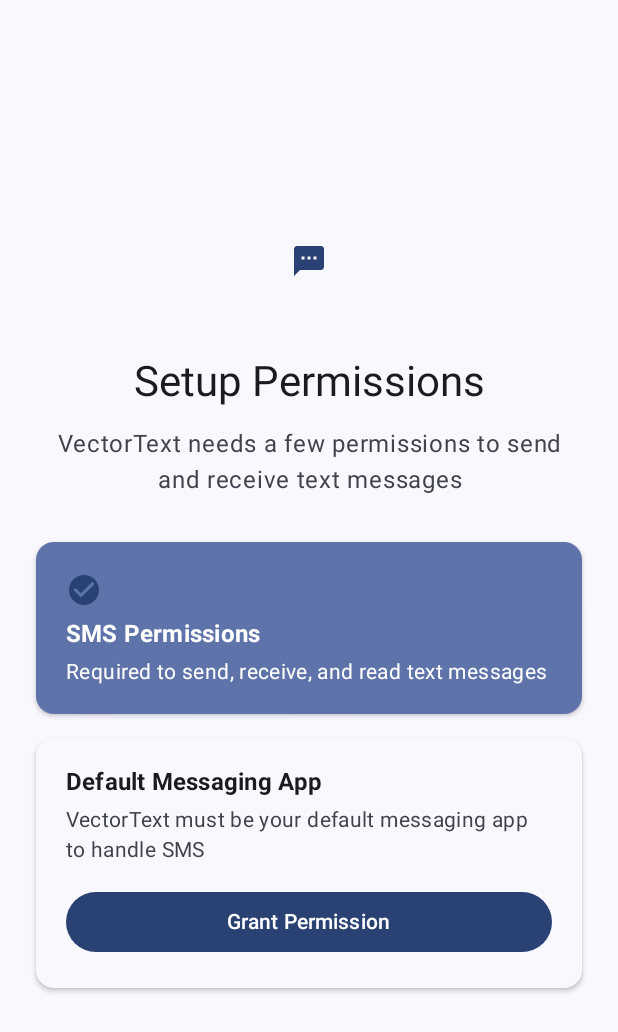
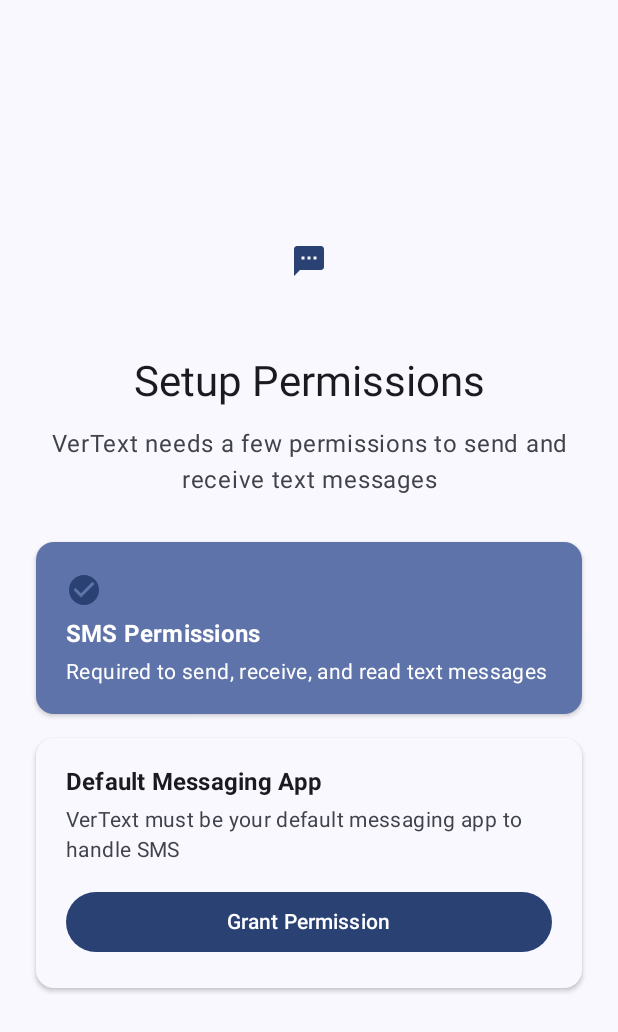
Before and after one commit to scottgl9/android-vectortext, an Android app built with Jetpack Compose: the screen it shows after launch (MainActivity), on a phone screen of 412 x 824 dp. Shown: the top 1032 px of the screen. Run offline under Robolectric (Android 15) with nearby library versions, the phone set to English and light mode, and no system bars; our stand-ins replace Dagger/Hilt's generated code, Room's generated code, Timber.

```diff
--- a/app/src/main/res/values/strings.xml
+++ b/app/src/main/res/values/strings.xml
@@ -1,6 +1,6 @@
 <?xml version="1.0" encoding="utf-8"?>
 <resources>
-    <string name="app_name">VectorText</string>
+    <string name="app_name">VerText</string>
 
     <!-- Main Screen -->
     <string name="conversations">Conversations</string>
@@ -26,17 +26,17 @@
 
     <!-- Permissions -->
     <string name="sms_permission_required">SMS permission required</string>
-    <string name="sms_permission_rationale">VectorText needs SMS permissions to send and receive messages</string>
+    <string name="sms_permission_rationale">VerText needs SMS permissions to send and receive messages</string>
     <string name="grant_permission">Grant Permission</string>
     <string name="default_sms_app_required">Set as default messaging app</string>
-    <string name="default_sms_app_rationale">VectorText needs to be your default messaging app to function properly</string>
+    <string name="default_sms_app_rationale">VerText needs to be your default messaging app to function properly</string>
     <string name="set_as_default">Set as default</string>
     <string name="setup_permissions">Setup Permissions</string>
-    <string name="setup_permissions_description">VectorText needs a few permissions to send and receive text messages</string>
+    <string name="setup_permissions_description">VerText needs a few permissions to send and receive text messages</string>
     <string name="sms_permissions">SMS Permissions</string>
     <string name="sms_permissions_description">Required to send, receive, and read text messages</string>
     <string name="default_sms_app">Default Messaging App</string>
-    <string name="default_sms_app_description">VectorText must be your default messaging app to handle SMS</string>
+    <string name="default_sms_app_description">VerText must be your default messaging app to handle SMS</string>
     <string name="continue_to_app">Continue to App</string>
 
     <!-- Sync -->
```
Also changed, not shown: 3 other files.
